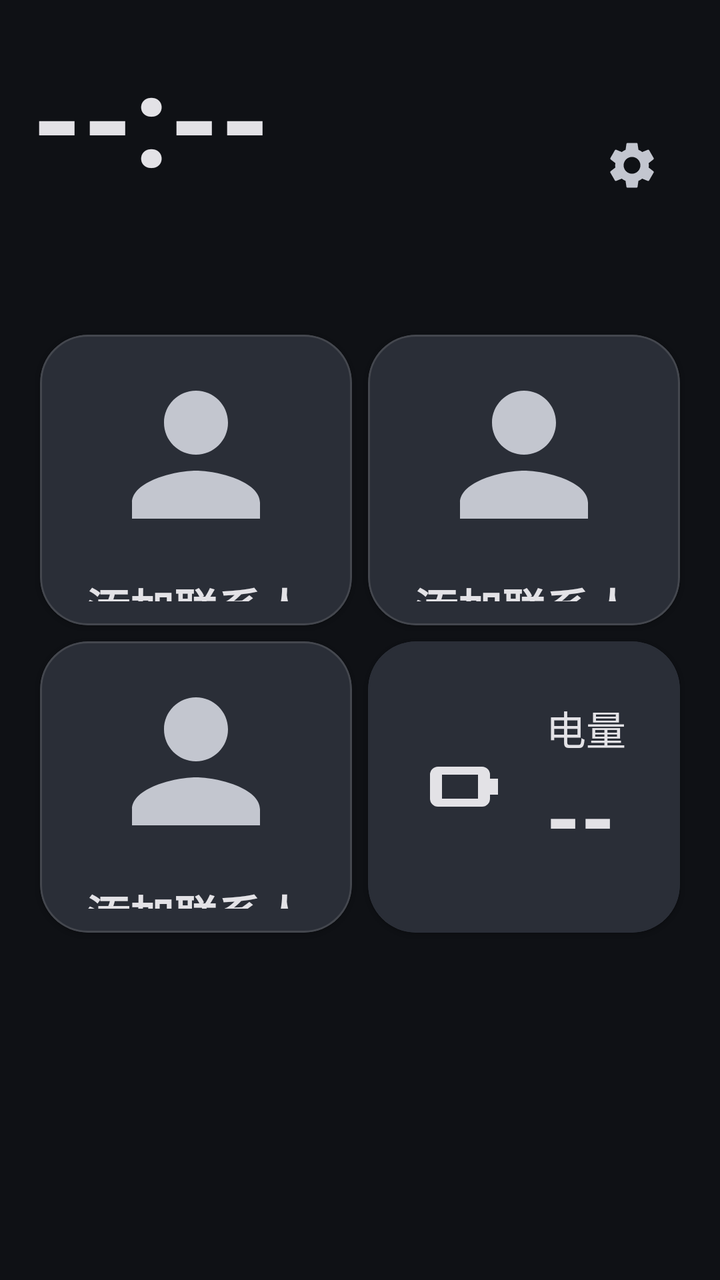
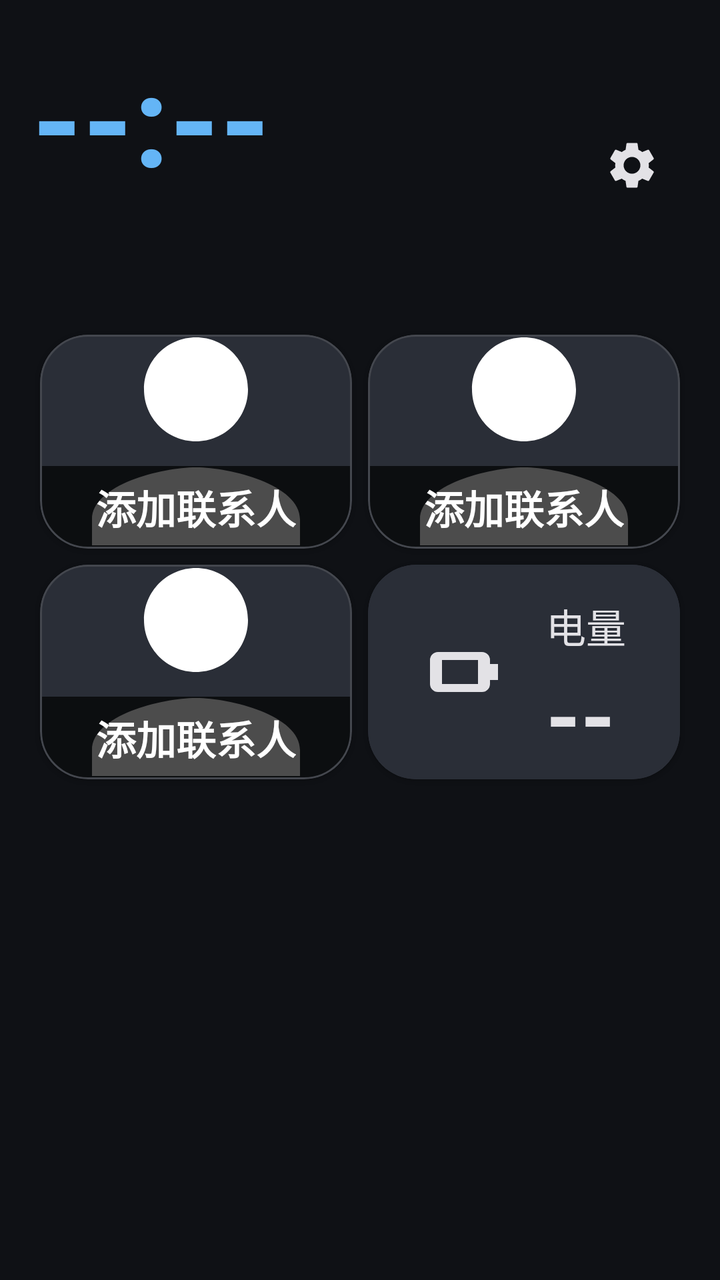

Compare the two renders of this Android layout. The source of the first and the diff that turns it into the second are given below.
<!-- AndroidManifest.xml: application theme Theme.ElderLauncher -->
<!-- res/layout/activity_home.xml -->
<?xml version="1.0" encoding="utf-8"?>
<LinearLayout xmlns:android="http://schemas.android.com/apk/res/android"
    xmlns:app="http://schemas.android.com/apk/res-auto"
    android:orientation="vertical"
    android:padding="16dp"
    android:background="?android:colorBackground"
    android:layout_width="match_parent"
    android:layout_height="match_parent">

    
    <LinearLayout
        android:orientation="horizontal"
        android:gravity="center_vertical"
        android:layout_width="match_parent"
        android:layout_height="wrap_content">

        <LinearLayout
            android:id="@+id/timeBlock"
            android:orientation="vertical"
            android:layout_width="0dp"
            android:layout_height="wrap_content"
            android:layout_weight="1">

            <TextView
                android:id="@+id/tvTime"
                android:layout_width="wrap_content"
                android:layout_height="wrap_content"
                android:text="--:--"
                android:textSize="64sp"
                android:textStyle="bold"
                android:textColor="?attr/colorOnSurface" />

            <TextView
                android:id="@+id/tvDate"
                android:layout_width="wrap_content"
                android:layout_height="wrap_content"
                android:text=""
                android:textSize="18sp"
                android:textColor="?attr/colorOnSurfaceVariant"
                android:layout_marginTop="2dp" />

            <TextView
                android:id="@+id/tvLunar"
                android:layout_width="wrap_content"
                android:layout_height="wrap_content"
                android:text=""
                android:textSize="16sp"
                android:textColor="?attr/colorOnSurfaceVariant" />
        </LinearLayout>

        
        <ImageButton
            android:id="@+id/btnSettings"
            android:layout_width="56dp"
            android:layout_height="56dp"
            android:src="@drawable/ic_settings"
            android:background="?attr/selectableItemBackgroundBorderless"
            app:tint="?attr/colorOnSurfaceVariant"
            android:contentDescription="@string/home_settings"
            android:scaleType="centerInside" />
    </LinearLayout>

    
    <GridLayout
        android:id="@+id/gridContacts"
        android:layout_width="match_parent"
        android:layout_height="0dp"
        android:layout_weight="2"
        android:columnCount="2"
        android:rowCount="2"
        android:useDefaultMargins="true"
        android:layout_marginTop="14dp">

        <com.google.android.material.card.MaterialCardView
            android:id="@+id/cardContact1"
            style="@style/ContactCard">
            <LinearLayout
                android:orientation="vertical"
                android:gravity="center"
                android:layout_width="match_parent"
                android:layout_height="match_parent">
                <com.google.android.material.imageview.ShapeableImageView
                    android:id="@+id/imgAvatar1"
                    android:layout_width="96dp"
                    android:layout_height="96dp"
                    android:scaleType="centerCrop"
                    android:src="@drawable/ic_person"
                    app:tint="?attr/colorOnSurfaceVariant"
                    app:shapeAppearanceOverlay="@style/AvatarRounded" />
                <TextView
                    android:id="@+id/tvName1"
                    android:layout_width="wrap_content"
                    android:layout_height="wrap_content"
                    android:text="@string/contact_add"
                    android:textSize="22sp"
                    android:textStyle="bold"
                    android:textColor="?attr/colorOnSurface"
                    android:layout_marginTop="12dp"
                    android:ellipsize="end"
                    android:maxLines="1" />
            </LinearLayout>
        </com.google.android.material.card.MaterialCardView>

        <com.google.android.material.card.MaterialCardView
            android:id="@+id/cardContact2"
            style="@style/ContactCard">
            <LinearLayout
                android:orientation="vertical"
                android:gravity="center"
                android:layout_width="match_parent"
                android:layout_height="match_parent">
                <com.google.android.material.imageview.ShapeableImageView
                    android:id="@+id/imgAvatar2"
                    android:layout_width="96dp"
                    android:layout_height="96dp"
                    android:scaleType="centerCrop"
                    android:src="@drawable/ic_person"
                    app:tint="?attr/colorOnSurfaceVariant"
                    app:shapeAppearanceOverlay="@style/AvatarRounded" />
                <TextView
                    android:id="@+id/tvName2"
                    android:layout_width="wrap_content"
                    android:layout_height="wrap_content"
                    android:text="@string/contact_add"
                    android:textSize="22sp"
                    android:textStyle="bold"
                    android:textColor="?attr/colorOnSurface"
                    android:layout_marginTop="12dp"
                    android:ellipsize="end"
                    android:maxLines="1" />
            </LinearLayout>
        </com.google.android.material.card.MaterialCardView>

        <com.google.android.material.card.MaterialCardView
            android:id="@+id/cardContact3"
            style="@style/ContactCard">
            <LinearLayout
                android:orientation="vertical"
                android:gravity="center"
                android:layout_width="match_parent"
                android:layout_height="match_parent">
                <com.google.android.material.imageview.ShapeableImageView
                    android:id="@+id/imgAvatar3"
                    android:layout_width="96dp"
                    android:layout_height="96dp"
                    android:scaleType="centerCrop"
                    android:src="@drawable/ic_person"
                    app:tint="?attr/colorOnSurfaceVariant"
                    app:shapeAppearanceOverlay="@style/AvatarRounded" />
                <TextView
                    android:id="@+id/tvName3"
                    android:layout_width="wrap_content"
                    android:layout_height="wrap_content"
                    android:text="@string/contact_add"
                    android:textSize="22sp"
                    android:textStyle="bold"
                    android:textColor="?attr/colorOnSurface"
                    android:layout_marginTop="12dp"
                    android:ellipsize="end"
                    android:maxLines="1" />
            </LinearLayout>
        </com.google.android.material.card.MaterialCardView>

        
        <com.google.android.material.card.MaterialCardView
            android:id="@+id/cardBattery"
            android:layout_width="0dp"
            android:layout_height="0dp"
            android:layout_columnWeight="1"
            android:layout_rowWeight="1"
            app:cardBackgroundColor="@color/colorBatteryNormalBg"
            app:cardCornerRadius="24dp"
            app:cardElevation="1dp"
            app:contentPadding="16dp">

            <LinearLayout
                android:orientation="horizontal"
                android:gravity="center_vertical|center_horizontal"
                android:layout_width="match_parent"
                android:layout_height="match_parent">

                <ImageView
                    android:id="@+id/imgBattery"
                    android:layout_width="48dp"
                    android:layout_height="48dp"
                    android:src="@drawable/ic_battery"
                    app:tint="@color/colorBatteryNormalFg" />

                <LinearLayout
                    android:orientation="vertical"
                    android:layout_width="wrap_content"
                    android:layout_height="wrap_content"
                    android:layout_marginStart="14dp">
                    <TextView
                        android:id="@+id/tvBatteryLabel"
                        android:layout_width="wrap_content"
                        android:layout_height="wrap_content"
                        android:text="@string/home_battery"
                        android:textSize="20sp"
                        android:textColor="@color/colorBatteryNormalFg" />
                    <TextView
                        android:id="@+id/tvBattery"
                        android:layout_width="wrap_content"
                        android:layout_height="wrap_content"
                        android:text="--"
                        android:textSize="44sp"
                        android:textStyle="bold"
                        android:textColor="@color/colorBatteryNormalFg" />
                </LinearLayout>
            </LinearLayout>
        </com.google.android.material.card.MaterialCardView>
    </GridLayout>

    
    <View
        android:layout_width="match_parent"
        android:layout_height="0dp"
        android:layout_weight="1" />
</LinearLayout>
<!-- resources referenced by this layout -->
<resources>
  <color name="colorBatteryNormalBg">#2A2E37</color>
  <color name="colorBatteryNormalFg">#E3E2E6</color>
  <!-- drawable ic_battery (drawable) -->
  <vector xmlns:android="http://schemas.android.com/apk/res/android"
      android:width="48dp"
      android:height="48dp"
      android:viewportWidth="24"
      android:viewportHeight="24">
      
      <path
          android:fillColor="#FFFFFF"
          android:fillType="evenOdd"
          android:pathData="M4,7 h11 a2,2 0 0 1 2,2 v6 a2,2 0 0 1 -2,2 h-11 a2,2 0 0 1 -2,-2 v-6 a2,2 0 0 1 2,-2 z M5,9 h9 v6 h-9 z" />
      <path
          android:fillColor="#FFFFFF"
          android:pathData="M17,10 h2 v4 h-2 z" />
  </vector>
  <!-- drawable ic_person (drawable) -->
  <vector xmlns:android="http://schemas.android.com/apk/res/android"
      android:width="56dp"
      android:height="56dp"
      android:viewportWidth="24"
      android:viewportHeight="24">
      <path
          android:fillColor="#FFFFFF"
          android:pathData="M12,12c2.21,0 4,-1.79 4,-4s-1.79,-4 -4,-4 -4,1.79 -4,4 1.79,4 4,4zM12,14c-2.67,0 -8,1.34 -8,4v2h16v-2c0,-2.66 -5.33,-4 -8,-4z" />
  </vector>
  <string name="contact_add">添加联系人</string>
  <string name="home_battery">电量</string>
  <string name="home_settings">设置</string>
  <style name="AvatarRounded">
          <item name="cornerFamily">rounded</item>
          <item name="cornerSize">16dp</item>
      </style>
  <style name="ContactCard" parent="Widget.Material3.CardView.Filled">
          <item name="android:layout_width">0dp</item>
          <item name="android:layout_height">0dp</item>
          <item name="android:layout_columnWeight">1</item>
          <item name="android:layout_rowWeight">1</item>
          <item name="cardBackgroundColor">?attr/colorSurfaceVariant</item>
          <item name="cardCornerRadius">24dp</item>
          <item name="cardElevation">1dp</item>
          <item name="contentPadding">12dp</item>
          <item name="strokeColor">?attr/colorOutline</item>
          <item name="strokeWidth">1dp</item>
      </style>
  <color name="colorPrimary">#AEC6FF</color>
  <color name="colorOnPrimary">#0B2F66</color>
  <color name="colorPrimaryContainer">#284786</color>
  <color name="colorOnPrimaryContainer">#D9E2FF</color>
  <color name="colorSecondary">#BEC6DC</color>
  <color name="colorOnSecondary">#283141</color>
  <color name="colorSecondaryContainer">#3E4759</color>
  <color name="colorOnSecondaryContainer">#DAE2F9</color>
  <color name="colorTertiary">#DDBCE4</color>
  <color name="colorOnTertiary">#3F2844</color>
  <color name="colorTertiaryContainer">#573E5C</color>
  <color name="colorOnTertiaryContainer">#FAD8FF</color>
  <color name="colorOnBackground">#E2E2E9</color>
  <color name="colorSurface">#1A1C22</color>
  <color name="colorOnSurface">#E3E2E6</color>
  <color name="colorSurfaceVariant">#2A2E37</color>
  <color name="colorOnSurfaceVariant">#C3C6CF</color>
  <color name="colorSurfaceContainer">#1E2128</color>
  <color name="colorSurfaceContainerHigh">#282C34</color>
  <color name="colorSurfaceContainerHighest">#33373F</color>
  <color name="colorOutline">#44474E</color>
  <color name="colorOutlineVariant">#2A2E37</color>
  <color name="colorError">#FFB4AB</color>
  <color name="colorOnError">#690005</color>
  <color name="colorErrorContainer">#93000A</color>
  <color name="colorOnErrorContainer">#FFDAD6</color>
  <color name="colorBackground">#0F1115</color>
  <!-- unchanged entries left out for length: 2 -->
</resources>

<!-- the commit's change to res/layout/activity_home.xml (unified diff, before → after) -->
@@ -28,7 +28,7 @@
                 android:text="--:--"
                 android:textSize="64sp"
                 android:textStyle="bold"
-                android:textColor="?attr/colorOnSurface" />
+                android:textColor="@color/colorTime" />
 
             <TextView
                 android:id="@+id/tvDate"
@@ -36,7 +36,7 @@
                 android:layout_height="wrap_content"
                 android:text=""
                 android:textSize="18sp"
-                android:textColor="?attr/colorOnSurfaceVariant"
+                android:textColor="@color/colorTime"
                 android:layout_marginTop="2dp" />
 
             <TextView
@@ -45,7 +45,7 @@
                 android:layout_height="wrap_content"
                 android:text=""
                 android:textSize="16sp"
-                android:textColor="?attr/colorOnSurfaceVariant" />
+                android:textColor="@color/colorTime" />
         </LinearLayout>
 
         
@@ -55,7 +55,7 @@
             android:layout_height="56dp"
             android:src="@drawable/ic_settings"
             android:background="?attr/selectableItemBackgroundBorderless"
-            app:tint="?attr/colorOnSurfaceVariant"
+            app:tint="?attr/colorOnSurface"
             android:contentDescription="@string/home_settings"
             android:scaleType="centerInside" />
     </LinearLayout>
@@ -65,7 +65,7 @@
         android:id="@+id/gridContacts"
         android:layout_width="match_parent"
         android:layout_height="0dp"
-        android:layout_weight="2"
+        android:layout_weight="1"
         android:columnCount="2"
         android:rowCount="2"
         android:useDefaultMargins="true"
@@ -74,91 +74,106 @@
         <com.google.android.material.card.MaterialCardView
             android:id="@+id/cardContact1"
             style="@style/ContactCard">
-            <LinearLayout
-                android:orientation="vertical"
-                android:gravity="center"
+            <FrameLayout
                 android:layout_width="match_parent"
                 android:layout_height="match_parent">
                 <com.google.android.material.imageview.ShapeableImageView
                     android:id="@+id/imgAvatar1"
-                    android:layout_width="96dp"
-                    android:layout_height="96dp"
+                    android:layout_width="match_parent"
+                    android:layout_height="match_parent"
                     android:scaleType="centerCrop"
                     android:src="@drawable/ic_person"
-                    app:tint="?attr/colorOnSurfaceVariant"
                     app:shapeAppearanceOverlay="@style/AvatarRounded" />
-                <TextView
-                    android:id="@+id/tvName1"
-                    android:layout_width="wrap_content"
-                    android:layout_height="wrap_content"
-                    android:text="@string/contact_add"
-                    android:textSize="22sp"
-                    android:textStyle="bold"
-                    android:textColor="?attr/colorOnSurface"
-                    android:layout_marginTop="12dp"
-                    android:ellipsize="end"
-                    android:maxLines="1" />
-            </LinearLayout>
+                <LinearLayout
+                    android:id="@+id/nameBox1"
+                    android:layout_width="match_parent"
+                    android:layout_height="wrap_content"
+                    android:layout_gravity="bottom"
+                    android:background="#B3000000"
+                    android:gravity="center"
+                    android:padding="6dp">
+                    <TextView
+                        android:id="@+id/tvName1"
+                        android:layout_width="wrap_content"
+                        android:layout_height="wrap_content"
+                        android:text="@string/contact_add"
+                        android:textSize="20sp"
+                        android:textStyle="bold"
+                        android:textColor="@android:color/white"
+                        android:ellipsize="end"
+                        android:maxLines="1" />
+                </LinearLayout>
+            </FrameLayout>
         </com.google.android.material.card.MaterialCardView>
 
         <com.google.android.material.card.MaterialCardView
             android:id="@+id/cardContact2"
             style="@style/ContactCard">
-            <LinearLayout
-                android:orientation="vertical"
-                android:gravity="center"
+            <FrameLayout
                 android:layout_width="match_parent"
                 android:layout_height="match_parent">
                 <com.google.android.material.imageview.ShapeableImageView
                     android:id="@+id/imgAvatar2"
-                    android:layout_width="96dp"
-                    android:layout_height="96dp"
+                    android:layout_width="match_parent"
+                    android:layout_height="match_parent"
                     android:scaleType="centerCrop"
                     android:src="@drawable/ic_person"
-                    app:tint="?attr/colorOnSurfaceVariant"
                     app:shapeAppearanceOverlay="@style/AvatarRounded" />
-                <TextView
-                    android:id="@+id/tvName2"
-                    android:layout_width="wrap_content"
-                    android:layout_height="wrap_content"
-                    android:text="@string/contact_add"
-                    android:textSize="22sp"
-                    android:textStyle="bold"
-                    android:textColor="?attr/colorOnSurface"
-                    android:layout_marginTop="12dp"
-                    android:ellipsize="end"
-                    android:maxLines="1" />
-            </LinearLayout>
+                <LinearLayout
+                    android:id="@+id/nameBox2"
+                    android:layout_width="match_parent"
+                    android:layout_height="wrap_content"
+                    android:layout_gravity="bottom"
+                    android:background="#B3000000"
+                    android:gravity="center"
+                    android:padding="6dp">
+                    <TextView
+                        android:id="@+id/tvName2"
+                        android:layout_width="wrap_content"
+                        android:layout_height="wrap_content"
+                        android:text="@string/contact_add"
+                        android:textSize="20sp"
+                        android:textStyle="bold"
+                        android:textColor="@android:color/white"
+                        android:ellipsize="end"
+                        android:maxLines="1" />
+                </LinearLayout>
+            </FrameLayout>
         </com.google.android.material.card.MaterialCardView>
 
         <com.google.android.material.card.MaterialCardView
             android:id="@+id/cardContact3"
             style="@style/ContactCard">
-            <LinearLayout
-                android:orientation="vertical"
-                android:gravity="center"
+            <FrameLayout
                 android:layout_width="match_parent"
                 android:layout_height="match_parent">
                 <com.google.android.material.imageview.ShapeableImageView
                     android:id="@+id/imgAvatar3"
-                    android:layout_width="96dp"
-                    android:layout_height="96dp"
+                    android:layout_width="match_parent"
+                    android:layout_height="match_parent"
                     android:scaleType="centerCrop"
                     android:src="@drawable/ic_person"
-                    app:tint="?attr/colorOnSurfaceVariant"
                     app:shapeAppearanceOverlay="@style/AvatarRounded" />
-                <TextView
-                    android:id="@+id/tvName3"
-                    android:layout_width="wrap_content"
-                    android:layout_height="wrap_content"
-                    android:text="@string/contact_add"
-                    android:textSize="22sp"
-                    android:textStyle="bold"
-                    android:textColor="?attr/colorOnSurface"
-                    android:layout_marginTop="12dp"
-                    android:ellipsize="end"
-                    android:maxLines="1" />
-            </LinearLayout>
+                <LinearLayout
+                    android:id="@+id/nameBox3"
+                    android:layout_width="match_parent"
+                    android:layout_height="wrap_content"
+                    android:layout_gravity="bottom"
+                    android:background="#B3000000"
+                    android:gravity="center"
+                    android:padding="6dp">
+                    <TextView
+                        android:id="@+id/tvName3"
+                        android:layout_width="wrap_content"
+                        android:layout_height="wrap_content"
+                        android:text="@string/contact_add"
+                        android:textSize="20sp"
+                        android:textStyle="bold"
+                        android:textColor="@android:color/white"
+                        android:ellipsize="end"
+                        android:maxLines="1" />
+                </LinearLayout>
+            </FrameLayout>
         </com.google.android.material.card.MaterialCardView>
 
         
<!-- resource entries referenced after the edit -->
@@ -2,6 +2,7 @@
 <resources>
   <color name="colorBatteryNormalBg">#2A2E37</color>
   <color name="colorBatteryNormalFg">#E3E2E6</color>
+  <color name="colorTime">#64B5F6</color>
   <!-- drawable ic_battery (drawable) -->
   <vector xmlns:android="http://schemas.android.com/apk/res/android"
       android:width="48dp"
@@ -32,7 +33,7 @@
   <string name="home_settings">设置</string>
   <style name="AvatarRounded">
           <item name="cornerFamily">rounded</item>
-          <item name="cornerSize">16dp</item>
+          <item name="cornerSize">24dp</item>
       </style>
   <style name="ContactCard" parent="Widget.Material3.CardView.Filled">
           <item name="android:layout_width">0dp</item>
@@ -42,7 +43,7 @@
           <item name="cardBackgroundColor">?attr/colorSurfaceVariant</item>
           <item name="cardCornerRadius">24dp</item>
           <item name="cardElevation">1dp</item>
-          <item name="contentPadding">12dp</item>
+          <item name="contentPadding">0dp</item>
           <item name="strokeColor">?attr/colorOutline</item>
           <item name="strokeWidth">1dp</item>
       </style>
